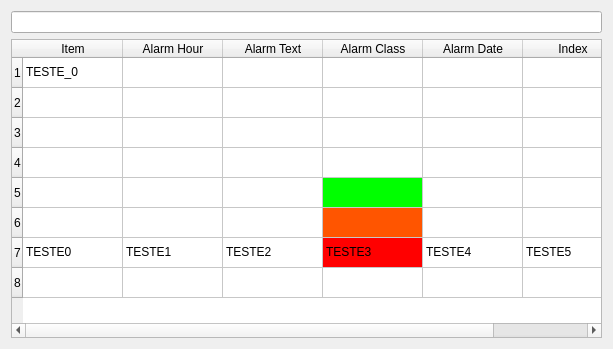
Before: the Qt Designer form myInterface/alarmScreen.ui in semissatto2/Interface_files, drawn with Qt 5.
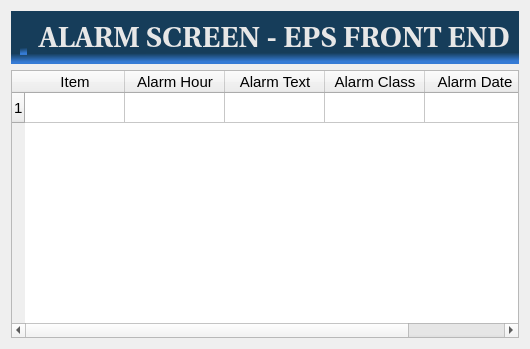
After: the same form once the commit is applied. Icons and pictures are not drawn.

Commit message: Interface com legenda e alarmes rodando. Corrigido nome da PV GV3 que estava com bug.

```diff
--- a/myInterface/alarmScreen.ui
+++ b/myInterface/alarmScreen.ui
@@ -6,31 +6,103 @@
    <rect>
     <x>0</x>
     <y>0</y>
-    <width>613</width>
+    <width>509</width>
     <height>349</height>
    </rect>
   </property>
   <property name="windowTitle">
    <string>Alarm Screen - EPS Front End</string>
   </property>
-  <layout class="QVBoxLayout" name="verticalLayout_2">
-   <item>
+  <layout class="QGridLayout" name="gridLayout">
+   <item row="0" column="0">
     <layout class="QVBoxLayout" name="verticalLayout">
      <item>
-      <widget class="QLineEdit" name="lineEditCount">
-       <property name="readOnly">
-        <bool>true</bool>
+      <widget class="QFrame" name="frame">
+       <property name="maximumSize">
+        <size>
+         <width>850</width>
+         <height>90</height>
+        </size>
        </property>
-       <property name="placeholderText">
-        <string extracomment="Alarm counter"/>
+       <property name="styleSheet">
+        <string notr="true">background-color: qlineargradient(spread:pad, x1:0.484, y1:0.747505, x2:0.489, y2:1, stop:0.182796 rgba(22, 61, 90, 255), stop:0.811828 rgba(53, 123, 213, 255));</string>
        </property>
-       <property name="clearButtonEnabled">
-        <bool>true</bool>
-       </property>
+       <layout class="QHBoxLayout" name="horizontalLayout">
+        <item>
+         <widget class="QLabel" name="label_15">
+          <property name="sizePolicy">
+           <sizepolicy hsizetype="Preferred" vsizetype="Fixed">
+            <horstretch>0</horstretch>
+            <verstretch>0</verstretch>
+           </sizepolicy>
+          </property>
+          <property name="maximumSize">
+           <size>
+            <width>81</width>
+            <height>81</height>
+           </size>
+          </property>
+          <property name="text">
+           <string/>
+          </property>
+          <property name="pixmap">
+           <pixmap>images/LogoSirius_cortado.png</pixmap>
+          </property>
+          <property name="scaledContents">
+           <bool>true</bool>
+          </property>
+          <property name="alignment">
+           <set>Qt::AlignCenter</set>
+          </property>
+         </widget>
+        </item>
+        <item>
+         <widget class="QLabel" name="label">
+          <property name="sizePolicy">
+           <sizepolicy hsizetype="Preferred" vsizetype="Fixed">
+            <horstretch>0</horstretch>
+            <verstretch>0</verstretch>
+           </sizepolicy>
+          </property>
+          <property name="font">
+           <font>
+            <family>Utopia</family>
+            <pointsize>22</pointsize>
+            <weight>75</weight>
+            <bold>true</bold>
+           </font>
+          </property>
+          <property name="styleSheet">
+           <string notr="true">color: rgb(231, 231, 231);
+background-color: transparent;</string>
+          </property>
+          <property name="text">
+           <string> ALARM SCREEN - EPS FRONT END</string>
+          </property>
+          <property name="scaledContents">
+           <bool>true</bool>
+          </property>
+          <property name="alignment">
+           <set>Qt::AlignCenter</set>
+          </property>
+         </widget>
+        </item>
+       </layout>
       </widget>
      </item>
      <item>
       <widget class="QTableWidget" name="tableWidget">
+       <property name="maximumSize">
+        <size>
+         <width>850</width>
+         <height>16777215</height>
+        </size>
+       </property>
+       <property name="font">
+        <font>
+         <pointsize>11</pointsize>
+        </font>
+       </property>
        <property name="autoFillBackground">
         <bool>false</bool>
        </property>
@@ -41,22 +113,15 @@
         <enum>Qt::SolidLine</enum>
        </property>
        <property name="rowCount">
-        <number>8</number>
+        <number>1</number>
        </property>
        <property name="columnCount">
-        <number>6</number>
+        <number>5</number>
        </property>
        <attribute name="horizontalHeaderCascadingSectionResizes">
         <bool>false</bool>
        </attribute>
        <row/>
-       <row/>
-       <row/>
-       <row/>
-       <row/>
-       <row/>
-       <row/>
-       <row/>
        <column>
         <property name="text">
          <string>Item</string>
@@ -82,81 +147,9 @@
          <string>Alarm Date</string>
         </property>
        </column>
-       <column>
-        <property name="text">
-         <string>Index</string>
-        </property>
-       </column>
        <item row="0" column="0">
         <property name="text">
-         <string>TESTE_0</string>
-        </property>
-       </item>
-       <item row="4" column="3">
-        <property name="text">
          <string/>
-        </property>
-        <property name="background">
-         <brush brushstyle="SolidPattern">
-          <color alpha="255">
-           <red>0</red>
-           <green>255</green>
-           <blue>0</blue>
-          </color>
-         </brush>
-        </property>
-       </item>
-       <item row="5" column="3">
-        <property name="text">
-         <string/>
-        </property>
-        <property name="background">
-         <brush brushstyle="SolidPattern">
-          <color alpha="255">
-           <red>255</red>
-           <green>85</green>
-           <blue>0</blue>
-          </color>
-         </brush>
-        </property>
-       </item>
-       <item row="6" column="0">
-        <property name="text">
-         <string>TESTE0</string>
-        </property>
-       </item>
-       <item row="6" column="1">
-        <property name="text">
-         <string>TESTE1</string>
-        </property>
-       </item>
-       <item row="6" column="2">
-        <property name="text">
-         <string>TESTE2</string>
-        </property>
-       </item>
-       <item row="6" column="3">
-        <property name="text">
-         <string>TESTE3</string>
-        </property>
-        <property name="background">
-         <brush brushstyle="SolidPattern">
-          <color alpha="255">
-           <red>255</red>
-           <green>0</green>
-           <blue>0</blue>
-          </color>
-         </brush>
-        </property>
-       </item>
-       <item row="6" column="4">
-        <property name="text">
-         <string>TESTE4</string>
-        </property>
-       </item>
-       <item row="6" column="5">
-        <property name="text">
-         <string>TESTE5</string>
         </property>
        </item>
       </widget>
```
The commit also changes 4 other files.
